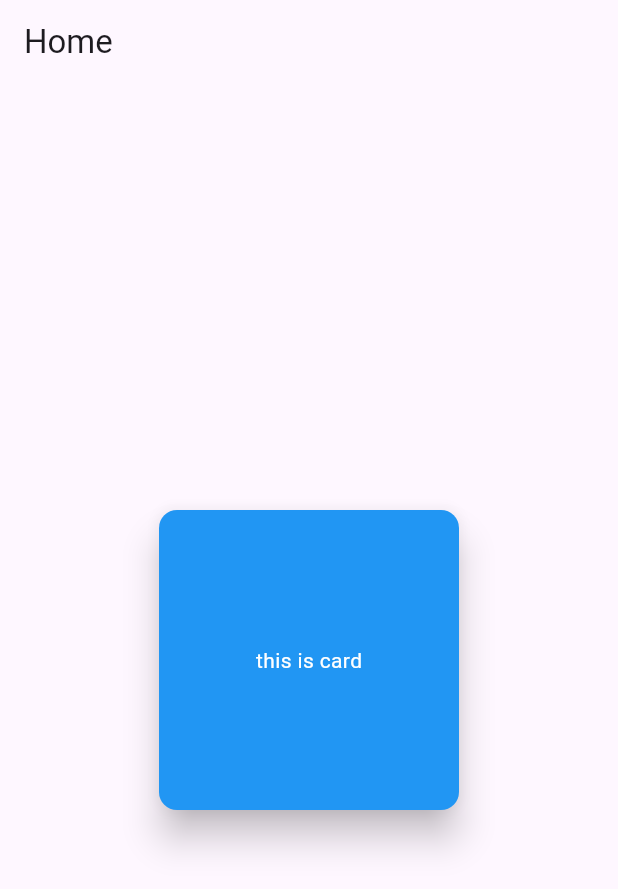
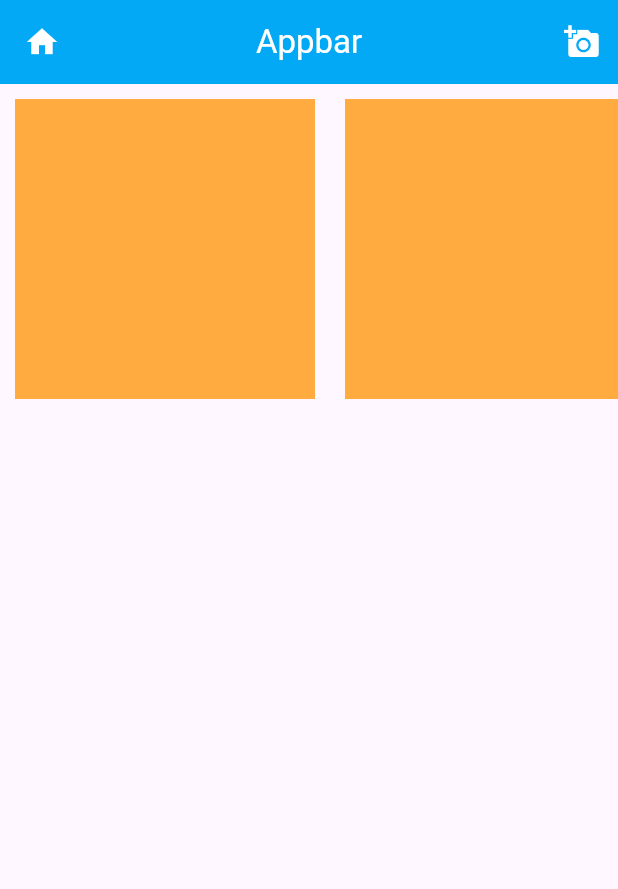
Before and after one commit to NhEmon789/App-development-course, a Flutter app: the screen it shows after launch, on a phone screen of 412 x 824 dp. Shown: the top 889 px of the screen. Run offline on Flutter 3.47's test engine with Material 3 defaults, Android fonts, the phone set to English and light mode, and no system bars.

Commit message:
single child scrollview

```diff
--- a/lib/main.dart
+++ b/lib/main.dart
@@ -1,9 +1,7 @@
 import 'package:flutter/material.dart';
-import 'fragments/HomeFragment.dart';
-import 'fragments/SearchFragment.dart';
 
-main() {
-  runApp(const MyApp());
+void main() {
+  runApp(MyApp());
 }
 
 class MyApp extends StatelessWidget {
@@ -11,115 +9,52 @@ class MyApp extends StatelessWidget {
 
   @override
   Widget build(BuildContext context) {
-    return MaterialApp(
-      theme: ThemeData(primarySwatch: Colors.teal),
-      darkTheme: ThemeData(primarySwatch: Colors.indigo),
-      color: Colors.amber,
-      debugShowCheckedModeBanner: false,
-      home: HomeActivity(),
-    );
+    return MaterialApp(home: HomePage(), debugShowCheckedModeBanner: false);
   }
 }
 
-// ignore: must_be_immutable
-class HomeActivity extends StatelessWidget {
-  HomeActivity({super.key});
-
-  // ignore: non_constant_identifier_names
-  var MyItems = [
-    {
-      "img":
-          "https://storage.googleapis.com/cms-storage-bucket/icon_flutter.0dbfcc7a59cd1cf16282.png",
-      "title": "Emon",
-    },
-    {
-      "img":
-          "https://storage.googleapis.com/cms-storage-bucket/icon_flutter.0dbfcc7a59cd1cf16282.png",
-      "title": "Hasan",
-    },
-    {
-      "img":
-          "https://storage.googleapis.com/cms-storage-bucket/icon_flutter.0dbfcc7a59cd1cf16282.png",
-      "title": "Nakib",
-    },
-    {
-      "img":
-          "https://storage.googleapis.com/cms-storage-bucket/icon_flutter.0dbfcc7a59cd1cf16282.png",
-      "title": "Emon",
-    },
-    {
-      "img":
-          "https://storage.googleapis.com/cms-storage-bucket/icon_flutter.0dbfcc7a59cd1cf16282.png",
-      "title": "Hasan",
-    },
-    {
-      "img":
-          "https://storage.googleapis.com/cms-storage-bucket/icon_flutter.0dbfcc7a59cd1cf16282.png",
-      "title": "Nakib",
-    },
-  ];
-
-  // ignore: non_constant_identifier_names
-  MySnackBar(message, context) {
-    return ScaffoldMessenger.of(
-      context,
-    ).showSnackBar(SnackBar(content: Text(message)));
-  }
-
-  // ignore: non_constant_identifier_names
-  MyAlertDialog(context) {
-    return showDialog(
-      context: context,
-      builder: (BuildContext context) {
-        return Expanded(
-          child: AlertDialog(
-            title: Text("alert!"),
-            content: Text("Do you want to delete"),
-            backgroundColor: Colors.white,
-            shape: RoundedRectangleBorder(
-              borderRadius: BorderRadius.all(Radius.circular(10)),
-            ),
-
-            actions: [
-              TextButton(
-                onPressed: () {
-                  MySnackBar("Delete success", context);
-                  Navigator.of(context).pop();
-                },
-                child: Text("yes"),
-              ),
-              TextButton(
-                onPressed: () {
-                  Navigator.of(context).pop();
-                },
-                child: Text("no"),
-              ),
-            ],
-          ),
-        );
-      },
-    );
-  }
+class HomePage extends StatelessWidget {
+  const HomePage({super.key});
 
   @override
   Widget build(BuildContext context) {
     return Scaffold(
-      appBar: AppBar(title: Text("Home")),
-      body: Center(
-        child: Card(
-          elevation: 10,
-          color: Colors.blue,
-
-          child: SizedBox(
-            height: 200,
-            width: 200,
-            child: Center(
-              child: Text(
-                "this is card",
-                style: TextStyle(color: Colors.white),
-              ),
+      appBar: AppBar(
+        leading: Icon(Icons.home, color: Colors.white),
+        title: Text("Appbar", style: TextStyle(color: Colors.white)),
+        backgroundColor: Colors.lightBlue,
+        centerTitle: true,
+        actions: [
+          IconButton(
+            onPressed: () {},
+            icon: Icon(Icons.add_a_photo),
+            color: Colors.white,
+          ),
+        ],
+      ),
+      body: SingleChildScrollView(
+        scrollDirection: Axis.horizontal,
+        child: Row(
+          children: [
+            Container(
+              height: 200,
+              width: 200,
+              color: Colors.orangeAccent,
+              margin: EdgeInsets.all(10),
             ),
-          ),
+            Container(
+              height: 200,
+              width: 200,
+              color: Colors.orangeAccent,
+              margin: EdgeInsets.all(10),
+            ),
+            Container(
+              height: 200,
+              width: 200,
+              color: Colors.orangeAccent,
+              margin: EdgeInsets.all(10),
+            ),
+          ],
         ),
       ),
     );
```
